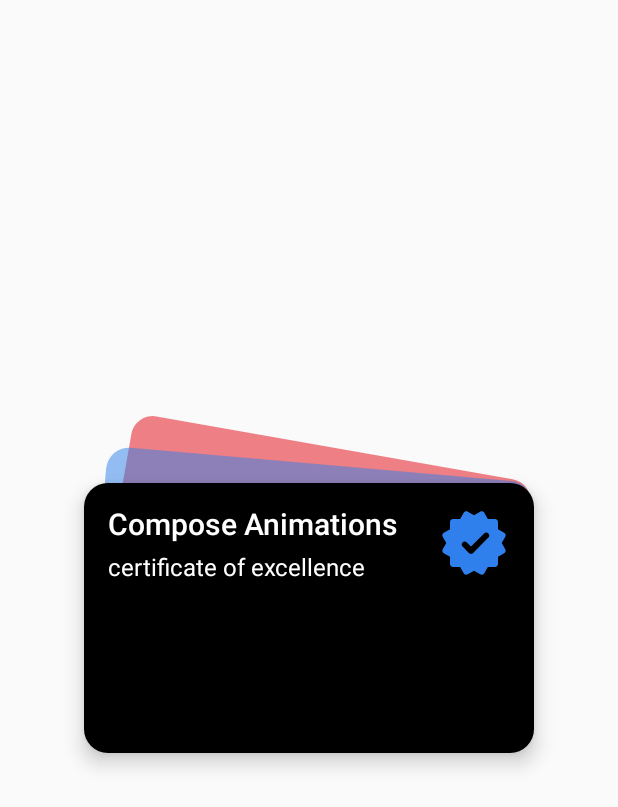
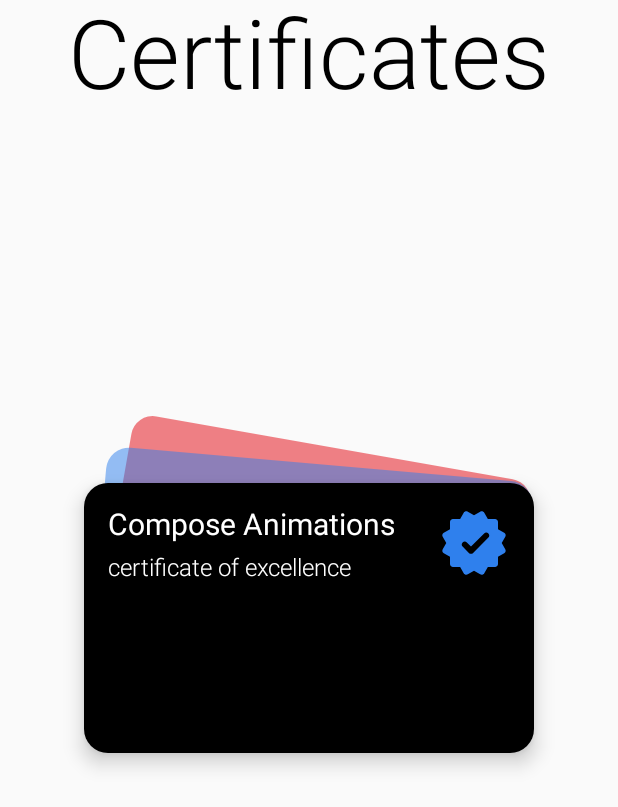
Before and after one commit to spinking/TetaComposeAnimationLesson, an Android app built with Jetpack Compose: the screen it shows after launch (MainActivity), on a phone screen of 412 x 824 dp. Shown: the top 807 px of the screen. Run offline under Robolectric (Android 15) with nearby library versions, the phone set to English and light mode, and no system bars; our stand-ins replace constraintlayout-compose.

Commit message:
added background blur

```diff
--- a/app/src/main/java/studio/eyesthetics/tetaanimationcomposelesson/ui/cards/CardsScreen.kt
+++ b/app/src/main/java/studio/eyesthetics/tetaanimationcomposelesson/ui/cards/CardsScreen.kt
@@ -5,14 +5,20 @@ import androidx.compose.foundation.gestures.detectDragGestures
 import androidx.compose.foundation.interaction.*
 import androidx.compose.foundation.layout.Box
 import androidx.compose.foundation.layout.fillMaxSize
+import androidx.compose.foundation.layout.fillMaxWidth
+import androidx.compose.material.MaterialTheme
+import androidx.compose.material.Text
 import androidx.compose.runtime.*
 import androidx.compose.ui.Alignment
 import androidx.compose.ui.Modifier
+import androidx.compose.ui.draw.blur
 import androidx.compose.ui.graphics.TransformOrigin
 import androidx.compose.ui.graphics.graphicsLayer
 import androidx.compose.ui.input.pointer.pointerInput
 import androidx.compose.ui.platform.LocalDensity
 import androidx.compose.ui.res.stringResource
+import androidx.compose.ui.text.style.TextAlign
+import androidx.compose.ui.unit.dp
 import kotlinx.coroutines.delay
 import kotlinx.coroutines.launch
 import studio.eyesthetics.tetaanimationcomposelesson.R
@@ -86,6 +92,18 @@ fun CardsScreen() {
     Box(
         modifier = Modifier.fillMaxSize()
     ) {
+        Text(
+            text = "Certificates",
+            style = MaterialTheme.typography.h5,
+            color = ColorBlack,
+            modifier = Modifier
+                .align(Alignment.TopCenter)
+                .fillMaxWidth()
+                    //Worked only for 12 Android and above
+                .blur(radius = if (firstCardScale.value == CardsCompanionObject.FIRST_CARD_SCALE) 0.dp else 8.dp),
+            textAlign = TextAlign.Center
+        )
+
         Card(
             color = ColorRedMonza50,
             modifier = Modifier
@@ -134,13 +152,16 @@ fun CardsScreen() {
                     detectDragGestures(
                         onDrag = { change, dragAmount ->
                             scope.launch {
-                                thirdCardOffset.value = thirdCardOffset.value.first + dragAmount.x to thirdCardOffset.value.second + dragAmount.y
+                                thirdCardOffset.value =
+                                    thirdCardOffset.value.first + dragAmount.x to thirdCardOffset.value.second + dragAmount.y
 
                                 delay(CardsCompanionObject.DEFAULT_CARD_ANIMATION_DELAY)
-                                secondCardOffset.value = secondCardOffset.value.first + dragAmount.x to secondCardOffset.value.second + dragAmount.y
+                                secondCardOffset.value =
+                                    secondCardOffset.value.first + dragAmount.x to secondCardOffset.value.second + dragAmount.y
 
                                 delay(CardsCompanionObject.DEFAULT_CARD_ANIMATION_DELAY)
-                                firstCardOffset.value = firstCardOffset.value.first + dragAmount.x to firstCardOffset.value.second + dragAmount.y
+                                firstCardOffset.value =
+                                    firstCardOffset.value.first + dragAmount.x to firstCardOffset.value.second + dragAmount.y
                             }
                         },
                         onDragEnd = {
@@ -149,12 +170,14 @@ fun CardsScreen() {
 
                                 delay(CardsCompanionObject.DEFAULT_CARD_ANIMATION_DELAY)
                                 secondCardOffset.value = CardsCompanionObject.DEFAULT_OFFSET
-                                secondCardRotate.value = CardsCompanionObject.SECOND_CARD_ROTATE_DEGREE
+                                secondCardRotate.value =
+                                    CardsCompanionObject.SECOND_CARD_ROTATE_DEGREE
                                 secondCardScale.value = CardsCompanionObject.SECOND_CARD_SCALE
 
                                 delay(CardsCompanionObject.DEFAULT_CARD_ANIMATION_DELAY)
                                 firstCardOffset.value = CardsCompanionObject.DEFAULT_OFFSET
-                                firstCardRotate.value = CardsCompanionObject.FIRST_CARD_ROTATE_DEGREE
+                                firstCardRotate.value =
+                                    CardsCompanionObject.FIRST_CARD_ROTATE_DEGREE
                                 firstCardScale.value = CardsCompanionObject.FIRST_CARD_SCALE
                             }
                         }
--- a/app/src/main/java/studio/eyesthetics/tetaanimationcomposelesson/ui/theme/Type.kt
+++ b/app/src/main/java/studio/eyesthetics/tetaanimationcomposelesson/ui/theme/Type.kt
@@ -8,14 +8,19 @@ import androidx.compose.ui.unit.sp
 
 //Сознательно не использую MTS Sans, потому что репа открытая
 val Typography = Typography(
+    h5 = TextStyle(
+        fontFamily = FontFamily.Default,
+        fontWeight = FontWeight.Light,
+        fontSize = 64.sp
+    ),
     h6 = TextStyle(
         fontFamily = FontFamily.Default,
-        fontWeight = FontWeight.Medium,
+        fontWeight = FontWeight.Normal,
         fontSize = 20.sp
     ),
     body1 = TextStyle(
         fontFamily = FontFamily.Default,
-        fontWeight = FontWeight.Normal,
+        fontWeight = FontWeight.Light,
         fontSize = 16.sp
     ),
     button = TextStyle(
@@ -25,7 +30,7 @@ val Typography = Typography(
     ),
     caption = TextStyle(
         fontFamily = FontFamily.Default,
-        fontWeight = FontWeight.Medium,
+        fontWeight = FontWeight.Light,
         fontSize = 12.sp
     )
 )
```
